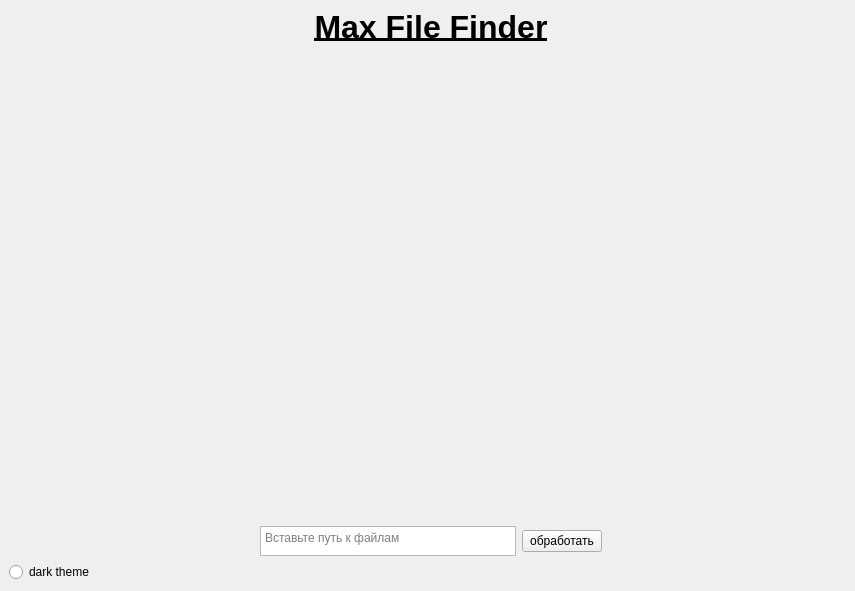
Old version of the form mainwindow.ui in the repository Dm1tryb1t/HW.
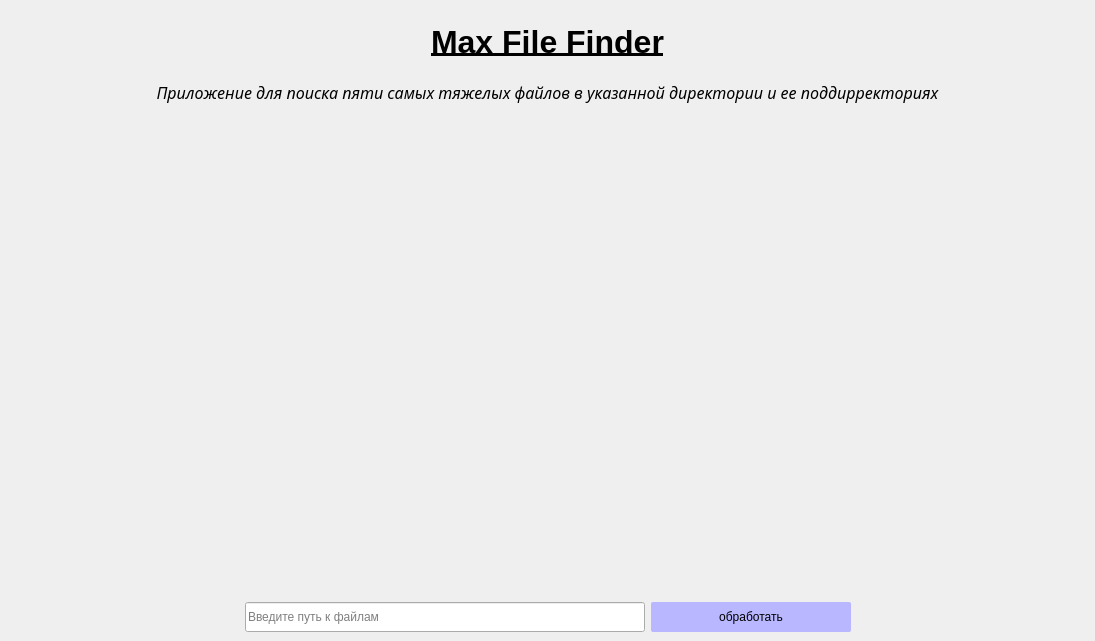
New version of the form.

The edit to the form file:
```diff
--- a/mainwindow.ui
+++ b/mainwindow.ui
@@ -6,8 +6,8 @@
    <rect>
     <x>0</x>
     <y>0</y>
-    <width>855</width>
-    <height>591</height>
+    <width>1095</width>
+    <height>641</height>
    </rect>
   </property>
   <property name="windowTitle">
@@ -20,95 +20,17 @@
    <property name="tabletTracking">
     <bool>false</bool>
    </property>
-   <layout class="QGridLayout" name="gridLayout_2">
-    <item row="0" column="1">
-     <layout class="QGridLayout" name="gridLayout">
-      <item row="3" column="0">
-       <widget class="QRadioButton" name="radioButton">
-        <property name="maximumSize">
-         <size>
-          <width>150</width>
-          <height>20</height>
-         </size>
-        </property>
-        <property name="cursor">
-         <cursorShape>PointingHandCursor</cursorShape>
-        </property>
-        <property name="text">
-         <string>dark theme</string>
-        </property>
-       </widget>
-      </item>
-      <item row="2" column="2">
-       <widget class="QPushButton" name="pushButton">
-        <property name="cursor">
-         <cursorShape>PointingHandCursor</cursorShape>
-        </property>
-        <property name="text">
-         <string>обработать</string>
-        </property>
-       </widget>
-      </item>
-      <item row="1" column="3">
-       <spacer name="horizontalSpacer_2">
-        <property name="orientation">
-         <enum>Qt::Horizontal</enum>
-        </property>
-        <property name="sizeHint" stdset="0">
-         <size>
-          <width>40</width>
-          <height>20</height>
-         </size>
-        </property>
-       </spacer>
-      </item>
-      <item row="3" column="1">
-       <spacer name="verticalSpacer">
-        <property name="orientation">
-         <enum>Qt::Vertical</enum>
-        </property>
-        <property name="sizeType">
-         <enum>QSizePolicy::Fixed</enum>
-        </property>
-        <property name="sizeHint" stdset="0">
-         <size>
-          <width>10</width>
-          <height>1</height>
-         </size>
-        </property>
-       </spacer>
-      </item>
-      <item row="1" column="0">
-       <spacer name="horizontalSpacer">
-        <property name="orientation">
-         <enum>Qt::Horizontal</enum>
-        </property>
-        <property name="sizeHint" stdset="0">
-         <size>
-          <width>40</width>
-          <height>20</height>
-         </size>
-        </property>
-       </spacer>
-      </item>
-      <item row="1" column="1">
-       <spacer name="verticalSpacer_2">
-        <property name="orientation">
-         <enum>Qt::Vertical</enum>
-        </property>
-        <property name="sizeType">
-         <enum>QSizePolicy::Preferred</enum>
-        </property>
-        <property name="sizeHint" stdset="0">
-         <size>
-          <width>20</width>
-          <height>550</height>
-         </size>
-        </property>
-       </spacer>
-      </item>
-      <item row="0" column="1" colspan="2">
+   <layout class="QGridLayout" name="gridLayout">
+    <item row="0" column="0">
+     <layout class="QVBoxLayout" name="verticalLayout">
+      <item>
        <widget class="QLabel" name="label">
+        <property name="maximumSize">
+         <size>
+          <width>16777215</width>
+          <height>100</height>
+         </size>
+        </property>
         <property name="font">
          <font>
           <pointsize>24</pointsize>
@@ -132,25 +54,150 @@
         </property>
        </widget>
       </item>
-      <item row="2" column="1">
-       <widget class="QTextEdit" name="textEdit">
+      <item>
+       <widget class="QLabel" name="label_2">
         <property name="maximumSize">
          <size>
-          <width>600</width>
-          <height>30</height>
+          <width>10000</width>
+          <height>100</height>
          </size>
         </property>
-        <property name="cursor" stdset="0">
-         <cursorShape>IBeamCursor</cursorShape>
+        <property name="font">
+         <font>
+          <family>Impact</family>
+          <pointsize>12</pointsize>
+          <italic>true</italic>
+          <stylestrategy>PreferDefault</stylestrategy>
+         </font>
         </property>
         <property name="toolTip">
          <string>&lt;html&gt;&lt;head/&gt;&lt;body&gt;&lt;p&gt;Вставьте путь до файлов&lt;/p&gt;&lt;/body&gt;&lt;/html&gt;</string>
         </property>
-        <property name="placeholderText">
-         <string>Вставьте путь к файлам</string>
+        <property name="styleSheet">
+         <string notr="true">QLabel {
+	color: black;
+}</string>
+        </property>
+        <property name="text">
+         <string>Приложение для поиска пяти самых тяжелых файлов в указанной директории и ее поддирректориях</string>
+        </property>
+        <property name="alignment">
+         <set>Qt::AlignHCenter|Qt::AlignTop</set>
+        </property>
+        <property name="wordWrap">
+         <bool>true</bool>
         </property>
        </widget>
       </item>
+      <item>
+       <spacer name="verticalSpacer">
+        <property name="orientation">
+         <enum>Qt::Vertical</enum>
+        </property>
+        <property name="sizeType">
+         <enum>QSizePolicy::Preferred</enum>
+        </property>
+        <property name="sizeHint" stdset="0">
+         <size>
+          <width>20</width>
+          <height>450</height>
+         </size>
+        </property>
+       </spacer>
+      </item>
+      <item>
+       <layout class="QHBoxLayout" name="horizontalLayout">
+        <item>
+         <spacer name="horizontalSpacer_2">
+          <property name="orientation">
+           <enum>Qt::Horizontal</enum>
+          </property>
+          <property name="sizeHint" stdset="0">
+           <size>
+            <width>40</width>
+            <height>20</height>
+           </size>
+          </property>
+         </spacer>
+        </item>
+        <item>
+         <widget class="QLineEdit" name="lineEdit">
+          <property name="minimumSize">
+           <size>
+            <width>400</width>
+            <height>30</height>
+           </size>
+          </property>
+          <property name="cursor">
+           <cursorShape>ClosedHandCursor</cursorShape>
+          </property>
+          <property name="mouseTracking">
+           <bool>false</bool>
+          </property>
+          <property name="text">
+           <string/>
+          </property>
+          <property name="placeholderText">
+           <string>Введите путь к файлам</string>
+          </property>
+         </widget>
+        </item>
+        <item>
+         <widget class="QPushButton" name="pushButton">
+          <property name="minimumSize">
+           <size>
+            <width>200</width>
+            <height>30</height>
+           </size>
+          </property>
+          <property name="maximumSize">
+           <size>
+            <width>200</width>
+            <height>30</height>
+           </size>
+          </property>
+          <property name="font">
+           <font>
+            <hintingpreference>PreferDefaultHinting</hintingpreference>
+           </font>
+          </property>
+          <property name="cursor">
+           <cursorShape>IBeamCursor</cursorShape>
+          </property>
+          <property name="layoutDirection">
+           <enum>Qt::LeftToRight</enum>
+          </property>
+          <property name="styleSheet">
+           <string notr="true">QPushButton{
+	color: black;
+	background-color: rgb(185, 183, 255);
+	border-radius: 2
+}
+QPushButton::hover{
+	color: black;
+	background-color: rgb(133, 135, 255)
+}</string>
+          </property>
+          <property name="text">
+           <string>обработать</string>
+          </property>
+         </widget>
+        </item>
+        <item>
+         <spacer name="horizontalSpacer_3">
+          <property name="orientation">
+           <enum>Qt::Horizontal</enum>
+          </property>
+          <property name="sizeHint" stdset="0">
+           <size>
+            <width>40</width>
+            <height>20</height>
+           </size>
+          </property>
+         </spacer>
+        </item>
+       </layout>
+      </item>
      </layout>
     </item>
    </layout>
```
Left out of the diff: 7 changed lines with no effect on the pictures.
